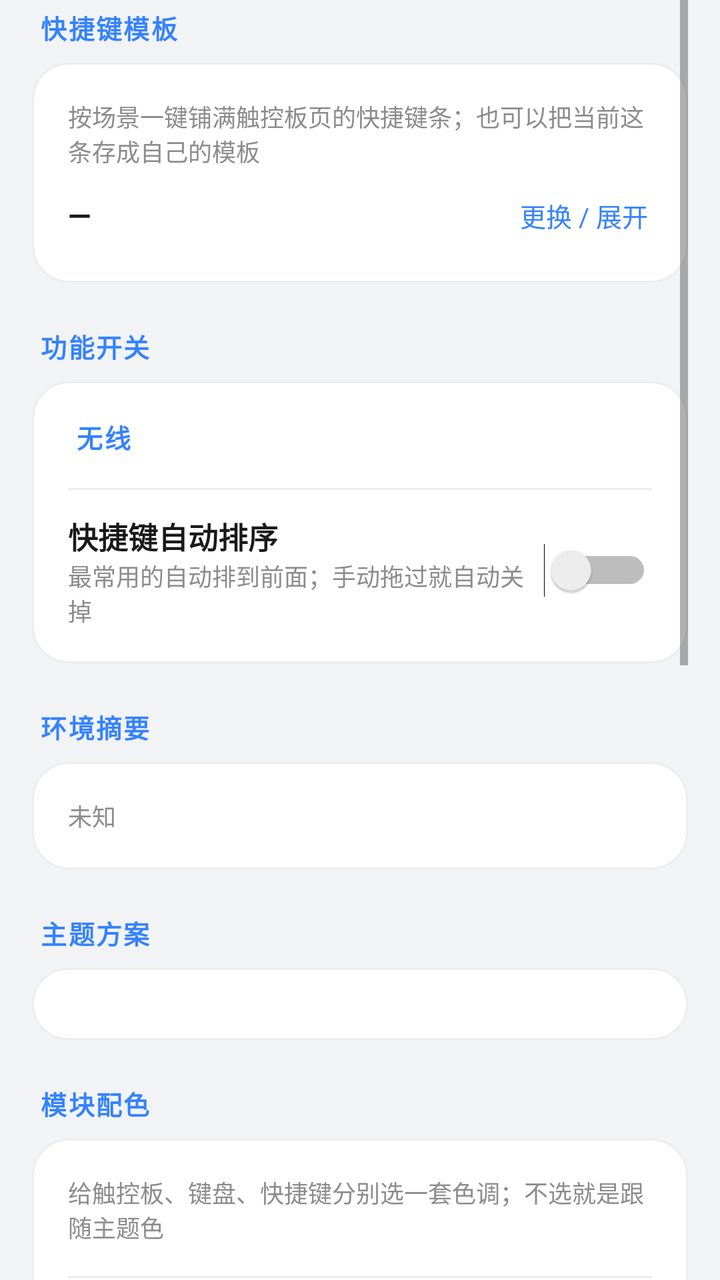
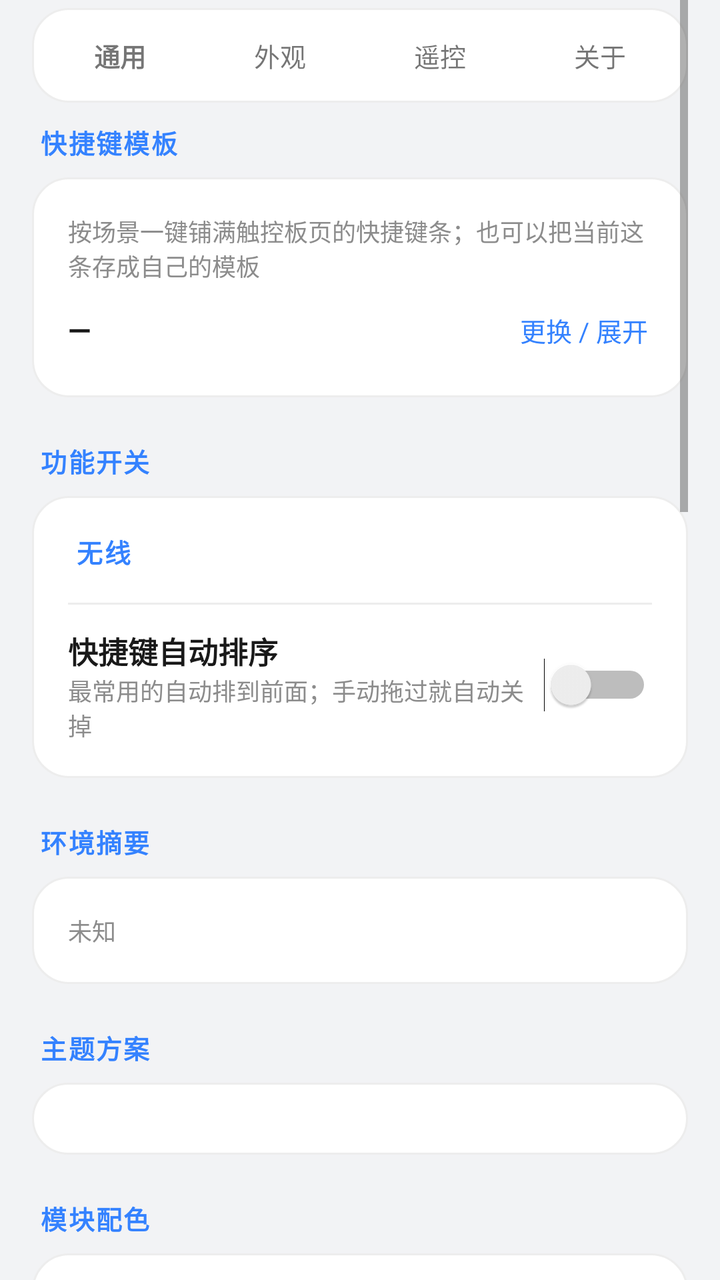

Compare the two renders of this Android layout. The source of the first and the diff that turns it into the second are given below.
<!-- AndroidManifest.xml: application theme Theme.AllPeriph -->
<!-- res/layout/page_settings.xml -->
<?xml version="1.0" encoding="utf-8"?>
<ScrollView xmlns:android="http://schemas.android.com/apk/res/android"
    android:id="@+id/pageSettings"
    android:layout_width="match_parent"
    android:layout_height="match_parent"
    android:clipToPadding="false"
    android:fillViewport="true"
    android:paddingStart="16dp"
    android:paddingEnd="16dp"
    android:paddingBottom="96dp">

    <LinearLayout
        android:layout_width="match_parent"
        android:layout_height="wrap_content"
        android:orientation="vertical"
        android:paddingTop="4dp">

        
        <TextView
            style="@style/APSectionTitle"
            android:layout_width="wrap_content"
            android:layout_height="wrap_content"
            android:text="快捷键模板" />

        <LinearLayout
            style="@style/APCard"
            android:layout_width="match_parent"
            android:layout_height="wrap_content"
            android:orientation="vertical">

            <TextView
                android:layout_width="match_parent"
                android:layout_height="wrap_content"
                android:text="按场景一键铺满触控板页的快捷键条；也可以把当前这条存成自己的模板"
                android:textAppearance="@style/APTextCaption" />

            <LinearLayout
                android:id="@+id/rowTemplateCurrent"
                android:layout_width="match_parent"
                android:layout_height="wrap_content"
                android:gravity="center_vertical"
                android:orientation="horizontal"
                android:paddingTop="8dp">

                <TextView
                    android:id="@+id/tvTemplateCurrent"
                    android:layout_width="0dp"
                    android:layout_height="wrap_content"
                    android:layout_weight="1"
                    android:text="—"
                    android:textAppearance="@style/APTextSubtitle" />

                <TextView
                    android:id="@+id/btnToggleTemplates"
                    android:layout_width="wrap_content"
                    android:layout_height="wrap_content"
                    android:paddingStart="12dp"
                    android:paddingTop="6dp"
                    android:paddingEnd="2dp"
                    android:paddingBottom="6dp"
                    android:text="更换 / 展开"
                    android:textColor="@color/md_primary"
                    android:textSize="13sp" />
            </LinearLayout>

            <LinearLayout
                android:id="@+id/templatesBox"
                android:layout_width="match_parent"
                android:layout_height="wrap_content"
                android:orientation="vertical"
                android:paddingTop="10dp"
                android:visibility="gone" />
        </LinearLayout>

        
        <TextView
            style="@style/APSectionTitle"
            android:layout_width="wrap_content"
            android:layout_height="wrap_content"
            android:paddingTop="10dp"
            android:text="功能开关" />

        <LinearLayout
            style="@style/APCard"
            android:layout_width="match_parent"
            android:layout_height="wrap_content"
            android:orientation="vertical">

            
            <LinearLayout
                android:id="@+id/groupWifi"
                android:layout_width="match_parent"
                android:layout_height="wrap_content"
                android:orientation="vertical">

                <TextView
                    style="@style/APSectionTitle"
                    android:layout_width="wrap_content"
                    android:layout_height="wrap_content"
                    android:text="无线" />

                <LinearLayout
                    android:id="@+id/rowsWifi"
                    android:layout_width="match_parent"
                    android:layout_height="wrap_content"
                    android:orientation="vertical" />
            </LinearLayout>

            <LinearLayout
                android:id="@+id/groupBt"
                android:layout_width="match_parent"
                android:layout_height="wrap_content"
                android:orientation="vertical"
                android:visibility="gone">

                <TextView
                    style="@style/APSectionTitle"
                    android:layout_width="wrap_content"
                    android:layout_height="wrap_content"
                    android:paddingTop="10dp"
                    android:text="蓝牙" />

                <LinearLayout
                    android:id="@+id/rowsBt"
                    android:layout_width="match_parent"
                    android:layout_height="wrap_content"
                    android:orientation="vertical" />
            </LinearLayout>

            <LinearLayout
                android:id="@+id/groupUsb"
                android:layout_width="match_parent"
                android:layout_height="wrap_content"
                android:orientation="vertical"
                android:visibility="gone">

                <TextView
                    style="@style/APSectionTitle"
                    android:layout_width="wrap_content"
                    android:layout_height="wrap_content"
                    android:paddingTop="10dp"
                    android:text="有线（USB）" />

                <LinearLayout
                    android:id="@+id/rowsUsb"
                    android:layout_width="match_parent"
                    android:layout_height="wrap_content"
                    android:orientation="vertical" />
            </LinearLayout>

            <View
                android:layout_width="match_parent"
                android:layout_height="1dp"
                android:layout_marginTop="8dp"
                android:background="@color/card_stroke" />

            <LinearLayout
                android:layout_width="match_parent"
                android:layout_height="wrap_content"
                android:gravity="center_vertical"
                android:orientation="horizontal"
                android:paddingTop="12dp">

                <LinearLayout
                    android:layout_width="0dp"
                    android:layout_height="wrap_content"
                    android:layout_weight="1"
                    android:orientation="vertical">

                    <TextView
                        android:layout_width="wrap_content"
                        android:layout_height="wrap_content"
                        android:text="快捷键自动排序"
                        android:textAppearance="@style/APTextSubtitle" />

                    <TextView
                        android:layout_width="match_parent"
                        android:layout_height="wrap_content"
                        android:text="最常用的自动排到前面；手动拖过就自动关掉"
                        android:textAppearance="@style/APTextCaption" />
                </LinearLayout>

                <Switch
                    android:id="@+id/swHotkeySort"
                    android:layout_width="wrap_content"
                    android:layout_height="wrap_content" />
            </LinearLayout>
        </LinearLayout>

        
        <TextView
            style="@style/APSectionTitle"
            android:layout_width="wrap_content"
            android:layout_height="wrap_content"
            android:paddingTop="10dp"
            android:text="环境摘要" />

        <LinearLayout
            style="@style/APCard"
            android:layout_width="match_parent"
            android:layout_height="wrap_content"
            android:orientation="vertical">

            <TextView
                android:id="@+id/tvDiag"
                android:layout_width="match_parent"
                android:layout_height="wrap_content"
                android:text="@string/common_unknown"
                android:textAppearance="@style/APTextCaption" />
        </LinearLayout>

        
        <TextView
            style="@style/APSectionTitle"
            android:layout_width="wrap_content"
            android:layout_height="wrap_content"
            android:paddingTop="10dp"
            android:text="主题方案" />

        <LinearLayout
            style="@style/APCard"
            android:layout_width="match_parent"
            android:layout_height="wrap_content"
            android:orientation="vertical">

            <LinearLayout
                android:id="@+id/themeBox"
                android:layout_width="match_parent"
                android:layout_height="wrap_content"
                android:orientation="horizontal" />
        </LinearLayout>

        
        <TextView
            style="@style/APSectionTitle"
            android:layout_width="wrap_content"
            android:layout_height="wrap_content"
            android:paddingTop="10dp"
            android:text="模块配色" />

        <LinearLayout
            style="@style/APCard"
            android:layout_width="match_parent"
            android:layout_height="wrap_content"
            android:orientation="vertical">

            <TextView
                android:layout_width="match_parent"
                android:layout_height="wrap_content"
                android:text="给触控板、键盘、快捷键分别选一套色调；不选就是跟随主题色"
                android:textAppearance="@style/APTextCaption" />

            <LinearLayout
                android:id="@+id/skinBox"
                android:layout_width="match_parent"
                android:layout_height="wrap_content"
                android:orientation="vertical"
                android:paddingTop="8dp" />

            <View
                android:layout_width="match_parent"
                android:layout_height="1dp"
                android:layout_marginTop="8dp"
                android:background="@color/card_stroke" />

            <LinearLayout
                android:layout_width="match_parent"
                android:layout_height="wrap_content"
                android:orientation="horizontal"
                android:paddingTop="12dp">

                <Button
                    android:id="@+id/btnExportTheme"
                    style="@style/APButtonGhost"
                    android:layout_width="0dp"
                    android:layout_height="wrap_content"
                    android:layout_weight="1"
                    android:text="导出" />

                <Button
                    android:id="@+id/btnImportTheme"
                    style="@style/APButtonGhost"
                    android:layout_width="0dp"
                    android:layout_height="wrap_content"
                    android:layout_weight="1"
                    android:layout_marginStart="8dp"
                    android:text="导入" />

                <Button
                    android:id="@+id/btnShareTheme"
                    style="@style/APButtonGhost"
                    android:layout_width="0dp"
                    android:layout_height="wrap_content"
                    android:layout_weight="1"
                    android:layout_marginStart="8dp"
                    android:text="分享" />
            </LinearLayout>
        </LinearLayout>

        
        <TextView
            style="@style/APSectionTitle"
            android:layout_width="wrap_content"
            android:layout_height="wrap_content"
            android:paddingTop="10dp"
            android:text="背景与手感" />

        <LinearLayout
            style="@style/APCard"
            android:layout_width="match_parent"
            android:layout_height="wrap_content"
            android:orientation="vertical">

            <TextView
                android:layout_width="match_parent"
                android:layout_height="wrap_content"
                android:text="背景可换纯色或相册里的图片；动效快慢、震动强弱、按键音色整体调"
                android:textAppearance="@style/APTextCaption" />

            <LinearLayout
                android:id="@+id/fxBox"
                android:layout_width="match_parent"
                android:layout_height="wrap_content"
                android:orientation="vertical"
                android:paddingTop="8dp" />
        </LinearLayout>

        
        <TextView
            style="@style/APSectionTitle"
            android:layout_width="wrap_content"
            android:layout_height="wrap_content"
            android:paddingTop="10dp"
            android:text="@string/section_settings" />

        <LinearLayout
            style="@style/APCard"
            android:layout_width="match_parent"
            android:layout_height="wrap_content"
            android:orientation="vertical">

            <Button
                android:id="@+id/btnBattery"
                style="@style/APButtonGhost"
                android:layout_width="match_parent"
                android:layout_height="wrap_content"
                android:text="@string/action_battery_whitelist" />

            <Button
                android:id="@+id/btnRefresh"
                style="@style/APButtonGhost"
                android:layout_width="match_parent"
                android:layout_height="wrap_content"
                android:layout_marginTop="8dp"
                android:text="@string/action_refresh" />
        </LinearLayout>
    </LinearLayout>
</ScrollView>
<!-- resources referenced by this layout -->
<resources>
  <color name="card_stroke">#FFEDEDED</color>
  <color name="md_primary">#FF3482FF</color>
  <string name="action_battery_whitelist">加入白名单</string>
  <string name="action_refresh">重新检测</string>
  <string name="common_unknown">未知</string>
  <string name="section_settings">设置</string>
  <style name="APButtonGhost">
          <item name="android:background">@drawable/bg_btn_ghost</item>
          <item name="android:textColor">@color/md_primary</item>
          <item name="android:textSize">15sp</item>
          <item name="android:paddingStart">22dp</item>
          <item name="android:paddingEnd">22dp</item>
          <item name="android:paddingTop">13dp</item>
          <item name="android:paddingBottom">13dp</item>
          <item name="android:letterSpacing">0.02</item>
          <item name="android:stateListAnimator">@null</item>
      </style>
  <style name="APCard">
          <item name="android:background">@drawable/bg_card</item>
          <item name="android:orientation">vertical</item>
          <item name="android:padding">18dp</item>
          <item name="android:layout_marginBottom">12dp</item>
      </style>
  <style name="APSectionTitle">
          <item name="android:textSize">13sp</item>
          <item name="android:textStyle">bold</item>
          <item name="android:textColor">@color/md_primary</item>
          <item name="android:letterSpacing">0.06</item>
          <item name="android:paddingStart">4dp</item>
          <item name="android:paddingBottom">8dp</item>
      </style>
  <style name="APTextCaption">
          <item name="android:textSize">12sp</item>
          <item name="android:textColor">@color/md_on_surface_variant</item>
      </style>
  <style name="APTextSubtitle">
          <item name="android:textSize">15sp</item>
          <item name="android:textStyle">bold</item>
          <item name="android:textColor">@color/md_on_surface</item>
      </style>
  <style name="Theme.AllPeriph" parent="@android:style/Theme.Material.Light.NoActionBar">
          <item name="android:windowBackground">@color/md_background</item>
          <item name="android:colorBackground">@color/md_background</item>
          <item name="android:colorPrimary">@color/md_primary</item>
          <item name="android:colorAccent">@color/md_primary</item>
          <item name="android:statusBarColor">@color/md_background</item>
          <item name="android:navigationBarColor">@color/md_background</item>
          <item name="android:windowLightStatusBar">true</item>
          <item name="android:windowLightNavigationBar">true</item>
          <item name="android:windowNoTitle">true</item>
          <item name="android:windowActionBar">false</item>
      </style>
  <!-- drawable bg_btn_ghost (drawable) -->
  <?xml version="1.0" encoding="utf-8"?>
  <selector xmlns:android="http://schemas.android.com/apk/res/android">
      <item android:state_pressed="true">
          <shape android:shape="rectangle">
              <solid android:color="@color/md_primary_container" />
              <corners android:radius="999dp" />
              <stroke android:width="1dp" android:color="@color/md_primary" />
          </shape>
      </item>
      <item>
          <shape android:shape="rectangle">
              <solid android:color="@android:color/transparent" />
              <corners android:radius="999dp" />
              <stroke android:width="1dp" android:color="@color/md_primary" />
          </shape>
      </item>
  </selector>
  <!-- drawable bg_card (drawable) -->
  <?xml version="1.0" encoding="utf-8"?>
  <shape xmlns:android="http://schemas.android.com/apk/res/android" android:shape="rectangle">
      <solid android:color="@color/md_surface" />
      <corners android:radius="18dp" />
      <stroke android:width="1dp" android:color="@color/card_stroke" />
  </shape>
  <color name="md_on_surface_variant">#FF8C8C8C</color>
  <color name="md_on_surface">#FF191919</color>
  <color name="md_background">#FFF2F3F5</color>
  <color name="md_primary_container">#FFE8F0FF</color>
  <color name="md_surface">#FFFFFFFF</color>
</resources>

<!-- the commit's change to res/layout/page_settings.xml (unified diff, before → after) -->
@@ -16,6 +16,68 @@
         android:paddingTop="4dp">
 
         
+        <LinearLayout
+            android:id="@+id/tabSettingsBar"
+            android:layout_width="match_parent"
+            android:layout_height="wrap_content"
+            android:orientation="horizontal"
+            android:background="@drawable/bg_card"
+            android:padding="4dp"
+            android:layout_marginBottom="10dp">
+
+            <TextView
+                android:id="@+id/tabSegGeneral"
+                android:layout_width="0dp"
+                android:layout_height="wrap_content"
+                android:layout_weight="1"
+                android:gravity="center"
+                android:paddingTop="10dp"
+                android:paddingBottom="10dp"
+                android:text="通用"
+                android:textSize="13sp"
+                android:textStyle="bold" />
+
+            <TextView
+                android:id="@+id/tabSegLook"
+                android:layout_width="0dp"
+                android:layout_height="wrap_content"
+                android:layout_weight="1"
+                android:gravity="center"
+                android:paddingTop="10dp"
+                android:paddingBottom="10dp"
+                android:text="外观"
+                android:textSize="13sp" />
+
+            <TextView
+                android:id="@+id/tabSegRemote"
+                android:layout_width="0dp"
+                android:layout_height="wrap_content"
+                android:layout_weight="1"
+                android:gravity="center"
+                android:paddingTop="10dp"
+                android:paddingBottom="10dp"
+                android:text="遥控"
+                android:textSize="13sp" />
+
+            <TextView
+                android:id="@+id/tabSegAbout"
+                android:layout_width="0dp"
+                android:layout_height="wrap_content"
+                android:layout_weight="1"
+                android:gravity="center"
+                android:paddingTop="10dp"
+                android:paddingBottom="10dp"
+                android:text="关于"
+                android:textSize="13sp" />
+        </LinearLayout>
+
+        <LinearLayout
+            android:id="@+id/groupGeneral"
+            android:layout_width="match_parent"
+            android:layout_height="wrap_content"
+            android:orientation="vertical">
+
+        
         <TextView
             style="@style/APSectionTitle"
             android:layout_width="wrap_content"
@@ -209,6 +271,14 @@
                 android:textAppearance="@style/APTextCaption" />
         </LinearLayout>
 
+        </LinearLayout>
+
+        <LinearLayout
+            android:id="@+id/groupLook"
+            android:layout_width="match_parent"
+            android:layout_height="wrap_content"
+            android:orientation="vertical">
+
         
         <TextView
             style="@style/APSectionTitle"
@@ -325,6 +395,83 @@
                 android:paddingTop="8dp" />
         </LinearLayout>
 
+        </LinearLayout>
+
+        <LinearLayout
+            android:id="@+id/groupRemote"
+            android:layout_width="match_parent"
+            android:layout_height="wrap_content"
+            android:orientation="vertical">
+
+        
+        <TextView
+            style="@style/APSectionTitle"
+            android:layout_width="wrap_content"
+            android:layout_height="wrap_content"
+            android:paddingTop="10dp"
+            android:text="TV / PC 控制" />
+
+        <LinearLayout
+            style="@style/APCard"
+            android:layout_width="match_parent"
+            android:layout_height="wrap_content"
+            android:orientation="vertical">
+
+            <LinearLayout
+                android:id="@+id/tvBox"
+                android:layout_width="match_parent"
+                android:layout_height="wrap_content"
+                android:orientation="vertical" />
+        </LinearLayout>
+
+        <TextView
+            style="@style/APSectionTitle"
+            android:layout_width="wrap_content"
+            android:layout_height="wrap_content"
+            android:paddingTop="10dp"
+            android:text="文件传输" />
+
+        <LinearLayout
+            style="@style/APCard"
+            android:layout_width="match_parent"
+            android:layout_height="wrap_content"
+            android:orientation="vertical">
+
+            <LinearLayout
+                android:id="@+id/fileBox"
+                android:layout_width="match_parent"
+                android:layout_height="wrap_content"
+                android:orientation="vertical" />
+        </LinearLayout>
+
+        <TextView
+            style="@style/APSectionTitle"
+            android:layout_width="wrap_content"
+            android:layout_height="wrap_content"
+            android:paddingTop="10dp"
+            android:text="遥控键映射" />
+
+        <LinearLayout
+            style="@style/APCard"
+            android:layout_width="match_parent"
+            android:layout_height="wrap_content"
+            android:orientation="vertical">
+
+            <LinearLayout
+                android:id="@+id/keymapBox"
+                android:layout_width="match_parent"
+                android:layout_height="wrap_content"
+                android:orientation="vertical" />
+        </LinearLayout>
+
+        </LinearLayout>
+
+        <LinearLayout
+            android:id="@+id/groupAbout"
+            android:layout_width="match_parent"
+            android:layout_height="wrap_content"
+            android:orientation="vertical">
+
         
         <TextView
             style="@style/APSectionTitle"
@@ -354,5 +501,6 @@
                 android:layout_marginTop="8dp"
                 android:text="@string/action_refresh" />
         </LinearLayout>
+        </LinearLayout>
     </LinearLayout>
 </ScrollView>
